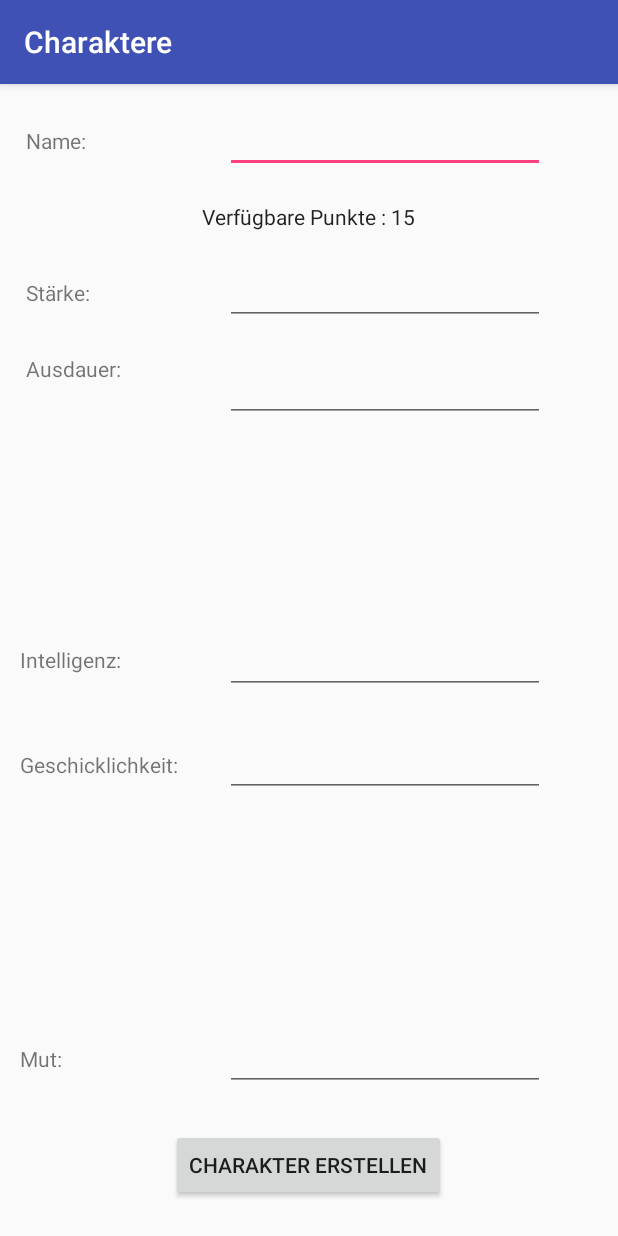
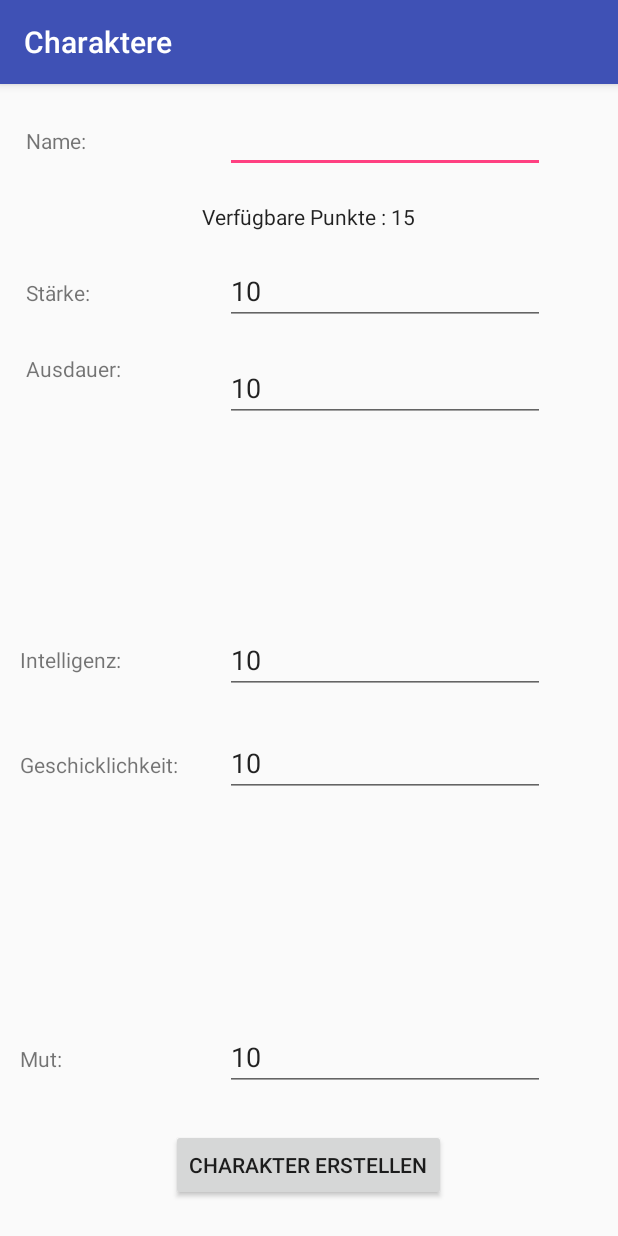
Before and after one commit to Rixxc/Decisions, an Android app: the neuerCharakter screen opened directly, with no data from a screen before it, on a phone screen of 412 x 824 dp. Run offline under Robolectric (Android 15) with nearby library versions, the light colour scheme and no system bars.

Commit message:
refs #1000 Eigenschaftspunkte Info hinzugefügt

```diff
--- a/app/src/main/java/com/rixxc/decisions/neuerCharakter.java
+++ b/app/src/main/java/com/rixxc/decisions/neuerCharakter.java
@@ -3,9 +3,12 @@ package com.rixxc.decisions;
 import android.content.Intent;
 import android.support.v7.app.AppCompatActivity;
 import android.os.Bundle;
+import android.view.KeyEvent;
+import android.view.MotionEvent;
 import android.view.View;
 import android.widget.Button;
 import android.widget.EditText;
+import android.widget.TextView;
 import android.widget.Toast;
 
 import java.io.BufferedWriter;
@@ -19,7 +22,30 @@ public class neuerCharakter extends AppCompatActivity {
 
     private Button create;
     private EditText name,stärke,ausdauer,intelligenz,geschicklichkeit,mut;
+    private TextView punkte;
     private File obb;
+    private TextView.OnEditorActionListener onEdit = new TextView.OnEditorActionListener() {
+        @Override
+        public boolean onEditorAction(TextView v, int actionId, KeyEvent event) {
+            int istärke,iausdauer,imut,iintelligenz,igeschicklichkeit;
+            istärke = Integer.parseInt(stärke.getText().toString());
+            iausdauer = Integer.parseInt(ausdauer.getText().toString());
+            imut = Integer.parseInt(mut.getText().toString());
+            iintelligenz = Integer.parseInt(intelligenz.getText().toString());
+            igeschicklichkeit = Integer.parseInt(geschicklichkeit.getText().toString());
+
+            int sum = 15 - ((istärke+iausdauer+imut+iintelligenz+igeschicklichkeit) - 50);
+
+            if(istärke < 10 || imut < 10 || iausdauer < 10 || iintelligenz < 10 || igeschicklichkeit < 10){
+                punkte.setText("Keiner der Werte darf unter 10 liegen");
+            }else if(sum < 0){
+                punkte.setText("Es wurden zu viele Punkte ausgegeben");
+            }else{
+                punkte.setText("Verfügbare Punkte : " + sum);
+            }
+            return false;
+        }
+    };
 
     @Override
     protected void onCreate(Bundle savedInstanceState) {
@@ -28,6 +54,7 @@ public class neuerCharakter extends AppCompatActivity {
         setTitle("Charaktere");
 
         obb = new File(getObbDir(), "Charactere");
+        punkte = (TextView) findViewById(R.id.LPunkte);
         name = (EditText) findViewById(R.id.Name);
         stärke = (EditText) findViewById(R.id.stärke);
         ausdauer = (EditText) findViewById(R.id.ausdauer);
@@ -35,6 +62,18 @@ public class neuerCharakter extends AppCompatActivity {
         intelligenz = (EditText) findViewById(R.id.intelligenz);
         geschicklichkeit = (EditText) findViewById(R.id.geschicklichkeit);
         create = (Button) findViewById(R.id.createCharakter);
+
+        stärke.setText("10");
+        ausdauer.setText("10");
+        mut.setText("10");
+        intelligenz.setText("10");
+        geschicklichkeit.setText("10");
+
+        stärke.setOnEditorActionListener(onEdit);
+        ausdauer.setOnEditorActionListener(onEdit);
+        mut.setOnEditorActionListener(onEdit);
+        intelligenz.setOnEditorActionListener(onEdit);
+        geschicklichkeit.setOnEditorActionListener(onEdit);
 
         create.setOnClickListener(new View.OnClickListener() {
             @Override
@@ -57,11 +96,14 @@ public class neuerCharakter extends AppCompatActivity {
                                 iintelligenz = Integer.parseInt(intelligenz.getText().toString());
                                 igeschicklichkeit = Integer.parseInt(geschicklichkeit.getText().toString());
 
-                                if((istärke+iausdauer+imut+iintelligenz+igeschicklichkeit) > 15){
+                                if((istärke+iausdauer+imut+iintelligenz+igeschicklichkeit) > 65){
                                     throw new Exception("Es wurden zu viele Punkte verteilt");
                                 }
                                 if(name.getText().toString() == "" || name.getText().toString() == null || name.getText().toString().contains(" ")){
                                     throw new Exception("Ungültiger Name");
+                                }
+                                if(istärke < 10 || imut < 10 || iausdauer < 10 || iintelligenz < 10 || igeschicklichkeit < 10){
+                                    throw new Exception("Kein Wert darf unter 10 liegen");
                                 }
 
                                 FileWriter fw = new FileWriter(charakter);
@@ -85,7 +127,7 @@ public class neuerCharakter extends AppCompatActivity {
 
                                 charakter.createNewFile();
                             }catch (Exception e) {
-                                if(e.getMessage().equals("Es wurden zu viele Punkte verteilt") || e.getMessage().equals("Ungültiger Name")){
+                                if(e.getMessage().equals("Es wurden zu viele Punkte verteilt") || e.getMessage().equals("Ungültiger Name") || e.getMessage().equals("Kein Wert darf unter 10 liegen")){
                                     Toast.makeText(neuerCharakter.this, e.getMessage(), Toast.LENGTH_LONG).show();
                                 }else {
                                     Toast.makeText(neuerCharakter.this, "Es ist ein Fehler beim erstellen des Charakters aufgetreten", Toast.LENGTH_LONG).show();
--- a/app/src/main/res/layout/activity_neuer_charakter.xml
+++ b/app/src/main/res/layout/activity_neuer_charakter.xml
@@ -43,9 +43,9 @@
         android:layout_marginTop="17dp"
         android:layout_marginLeft="15dp"
         android:layout_marginStart="15dp"
-        android:layout_below="@+id/textView5"
-        android:layout_alignLeft="@+id/textView5"
-        android:layout_alignStart="@+id/textView5" />
+        android:layout_below="@+id/LPunkte"
+        android:layout_alignLeft="@+id/LPunkte"
+        android:layout_alignStart="@+id/LPunkte" />
 
     <TextView
         android:id="@+id/LStärke"
@@ -58,7 +58,7 @@
         android:layout_alignStart="@+id/LName" />
 
     <TextView
-        android:id="@+id/textView5"
+        android:id="@+id/LPunkte"
         android:layout_width="wrap_content"
         android:layout_height="wrap_content"
         android:layout_below="@+id/Name"
```
